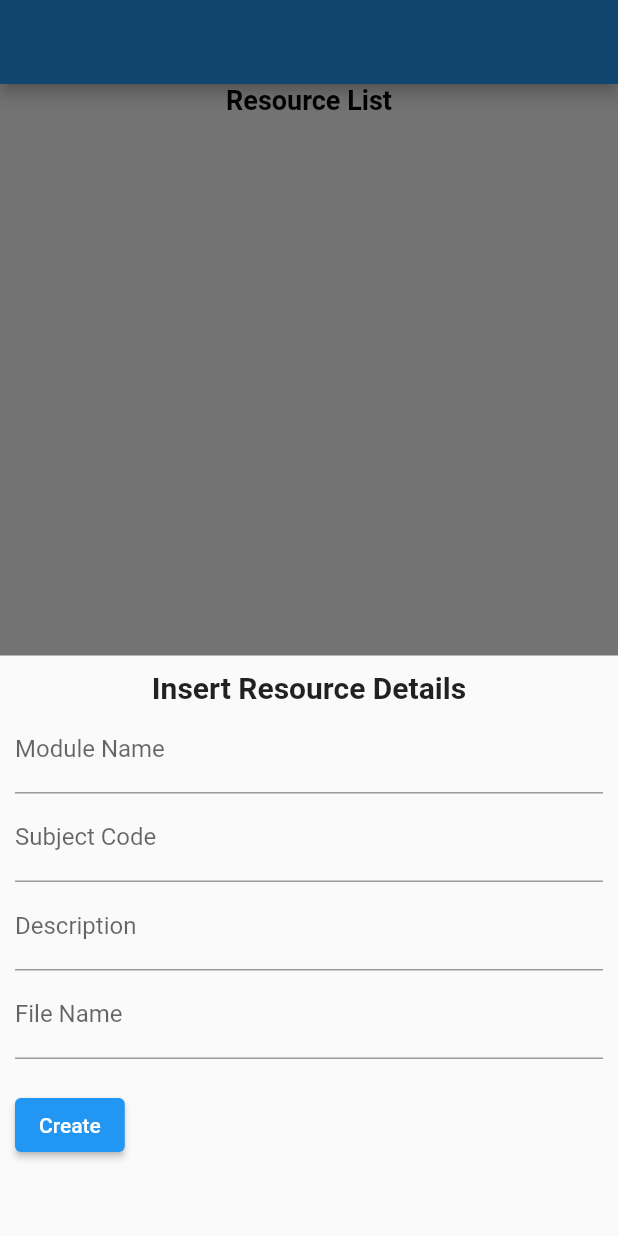
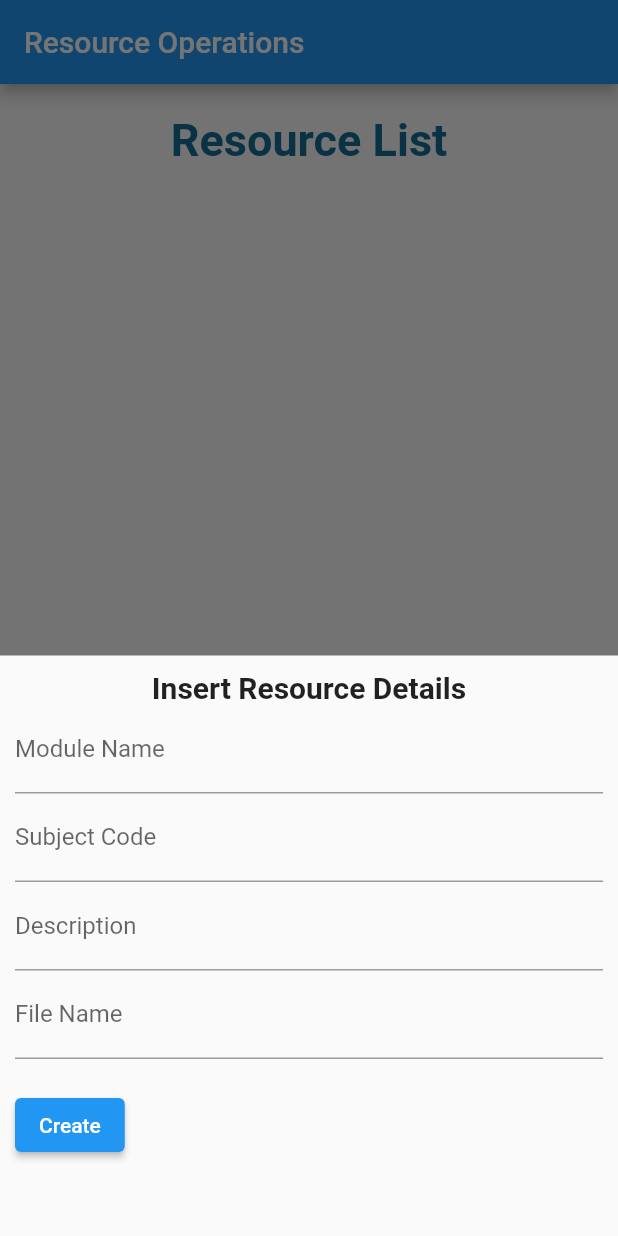
Before and after one commit to Harish3000/shades-app-flutter-project, a Flutter app: the Resourceoperations screen opened directly, after a tap on the "upload file" icon, on a phone screen of 412 x 824 dp. Run offline on Flutter 3.47's test engine with Material 2 defaults, Android fonts, the phone set to English and light mode, and no system bars; our stand-ins replace cloud_firestore, file_picker, firebase_auth, firebase_core, firebase_storage, flutter_rating_bar; missing offline and left inert: easy_pdf_viewer; accounts and stored records are empty.

Commit message:
update files

```diff
--- a/shades/lib/features/resource_mgt/report_resource.dart
+++ b/shades/lib/features/resource_mgt/report_resource.dart
@@ -44,7 +44,7 @@ class _ResourceReportFormState extends State<ResourceReportForm> {
                   title: const Text(
                     'Report a Resource',
                     style: TextStyle(
-                        backgroundColor: Colors.transparent,
+                        backgroundColor: Color.fromRGBO(20, 108, 148, 1.000),
                         fontSize: 25,
                         fontWeight: FontWeight.w900,
                         color: Color.fromRGBO(20, 108, 148, 1)),
--- a/shades/lib/features/resource_mgt/resource.dart
+++ b/shades/lib/features/resource_mgt/resource.dart
@@ -3,6 +3,7 @@ import 'package:firebase_storage/firebase_storage.dart';
 import 'package:flutter/material.dart';
 import 'package:cloud_firestore/cloud_firestore.dart';
 import 'package:file_picker/file_picker.dart';
+import 'package:firebase_auth/firebase_auth.dart';
 
 import 'package:shades/features/resource_mgt/report_resource.dart';
 import 'package:shades/features/resource_mgt/upload_success.dart';
@@ -31,6 +32,33 @@ class MywidgetState extends State<Resourceoperations> {
   List<Map<String, dynamic>> pdfList = [];
   // String searchText = '';
   // bool isSearchClicked = false;
+
+  // Inside your State class, add a method to get the current user ID
+  String getCurrentUserId() {
+    // Use FirebaseAuth to get the current user
+    final User? user = FirebaseAuth.instance.currentUser;
+    // Get the user ID
+    final String userId = user?.uid ?? '';
+    return userId;
+  }
+
+//get user roles
+  Future<String> getUserRole(String userId) async {
+    // Replace 'users' with your actual collection name
+    final DocumentSnapshot userSnapshot = await FirebaseFirestore.instance
+        .collection('resources')
+        .doc(userId)
+        .get();
+
+    // Check if the user exists and has a role field
+    if (userSnapshot.exists && userSnapshot.data() != null) {
+      final Map<String, dynamic> userData =
+          userSnapshot.data() as Map<String, dynamic>;
+      return userData['role'] ?? ''; // Assuming 'role' is a String field
+    } else {
+      return ''; // Default to an empty string or another default value
+    }
+  }
 
 //upload pdf
   Future<String?> uploadPdf(String fileName, File file) async {
@@ -230,34 +258,46 @@ class MywidgetState extends State<Resourceoperations> {
   @override
   Widget build(BuildContext context) {
     return Scaffold(
-      appBar: AppBar(),
+      appBar: AppBar(
+        title: const Text('Resource Operations'),
+      ),
       body: StreamBuilder(
         stream: _resources.snapshots(),
         builder: (context, AsyncSnapshot<QuerySnapshot> streamSnapshot) {
+          return FutureBuilder(
+            future: getUserRole(getCurrentUserId()),
+            builder: (context, AsyncSnapshot<String> roleSnapshot) {
+              if (roleSnapshot.connectionState == ConnectionState.done) {
+                final String userRole = roleSnapshot.data ?? '';
+
                 if (streamSnapshot.hasData) {
                   return Column(
                     children: [
-                  // Add your text widget here
+                      const SizedBox(
+                        height: 20,
+                      ),
                       const Center(
                         child: Text(
                           'Resource List',
                           style: TextStyle(
-                        color: Color.fromARGB(255, 2, 3, 8),
+                            color: Color.fromRGBO(20, 108, 148, 1.000),
                             fontWeight: FontWeight.bold,
-                        fontSize: 18,
+                            fontSize: 30,
                           ),
                         ),
                       ),
-
+                      const SizedBox(
+                        height: 20,
+                      ),
                       Expanded(
                         child: ListView.builder(
                           itemCount: streamSnapshot.data!.docs.length,
                           itemBuilder: (context, index) {
                             final DocumentSnapshot documentSnapshot =
                                 streamSnapshot.data!.docs[index];
+
                             return GestureDetector(
                               onTap: () {
-                              // Navigate to the ViewPdf screen when tapped
                                 Navigator.push(
                                   context,
                                   MaterialPageRoute(
@@ -266,32 +306,31 @@ class MywidgetState extends State<Resourceoperations> {
                                 );
                               },
                               child: SizedBox(
-                              height: 110,
+                                height: 160,
                                 child: Card(
                                   shadowColor: Colors.black,
-                                color: const Color.fromARGB(246, 241, 241, 240),
+                                  color:
+                                      const Color.fromARGB(246, 241, 241, 240),
                                   shape: RoundedRectangleBorder(
                                       borderRadius: BorderRadius.circular(15)),
                                   margin: const EdgeInsets.all(10),
                                   elevation: 8,
                                   child: Padding(
                                     padding: const EdgeInsets.only(
-                                      top: 10, bottom: 10, left: 10, right: 10),
+                                      top: 20,
+                                      bottom: 10,
+                                      left: 10,
+                                      right: 10,
+                                    ),
                                     child: ListTile(
                                       leading: Column(
                                         mainAxisSize: MainAxisSize.min,
                                         children: [
                                           Image.asset(
                                             'assets/resource/PDF.jpg',
-                                          width: 50,
+                                            width: 70,
                                             height: 50,
                                           ),
-                                        // CircleAvatar(
-                                        //   radius: 17,
-                                        //   backgroundColor:
-                                        //       const Color.fromARGB(255, 255, 106, 7),
-
-                                        // ),
                                         ],
                                       ),
                                       title: Text(
@@ -311,16 +350,25 @@ class MywidgetState extends State<Resourceoperations> {
                                       trailing: Row(
                                         mainAxisSize: MainAxisSize.min,
                                         children: [
+                                          if (userRole == 'leader')
                                             IconButton(
                                               icon: const Icon(Icons.edit),
                                               onPressed: () =>
                                                   _update(documentSnapshot),
                                             ),
+                                          if (userRole == 'leader')
                                             IconButton(
                                               icon: const Icon(Icons.delete),
                                               onPressed: () =>
                                                   _delete(documentSnapshot),
                                             ),
+                                          if (userRole == 'student')
+                                            IconButton(
+                                              icon: const Icon(Icons.download),
+                                              onPressed: () =>
+                                                  _update(documentSnapshot),
+                                            ),
+                                          if (userRole == 'student')
                                             IconButton(
                                               icon: const Icon(Icons.report),
                                               onPressed: () {
@@ -329,8 +377,8 @@ class MywidgetState extends State<Resourceoperations> {
                                                   MaterialPageRoute(
                                                     builder: (context) =>
                                                         const Scaffold(
-                                                  body: ResourceReportForm(),
-                                                  // body: ViewPdf(),
+                                                      body:
+                                                          ResourceReportForm(),
                                                     ),
                                                   ),
                                                 );
@@ -343,21 +391,29 @@ class MywidgetState extends State<Resourceoperations> {
                                 ),
                               ),
                             );
-                        }),
+                          },
+                        ),
                       ),
                     ],
                   );
                 } else {
                   return const CircularProgressIndicator();
                 }
-          }),
+              } else {
+                return const Center(
+                  child: CircularProgressIndicator(),
+                );
+              }
+            },
+          );
+        },
+      ),
       floatingActionButton: FloatingActionButton(
         onPressed: () {
           _create();
         },
-        backgroundColor: const Color.fromARGB(255, 88, 168, 243),
+        backgroundColor: const Color.fromRGBO(20, 108, 148, 1.000),
         child: const Icon(Icons.upload_file),
-        // child: const Icon(Icons.add),
       ),
     );
   }
```
Also changed, not shown: shades/lib/features/resource_mgt/view_all_pdf.dart (+6 -6 lines). Lines whose indentation alone changed are shown as unchanged.
